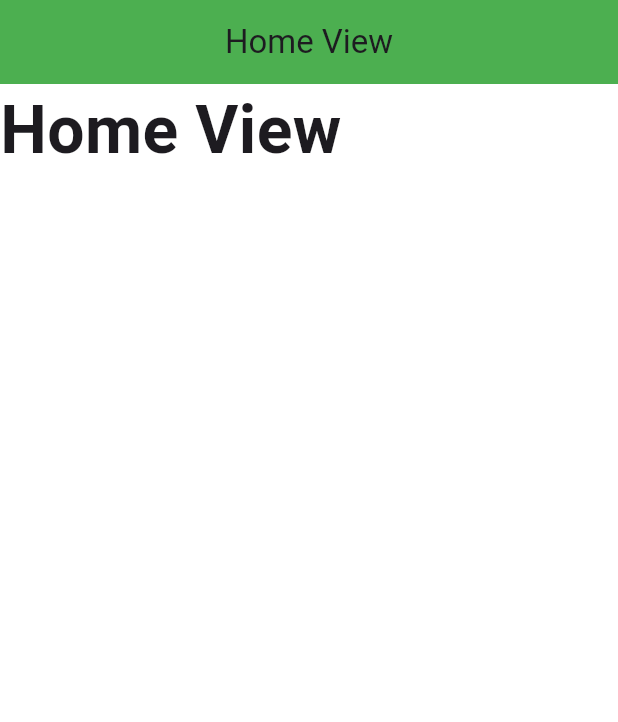
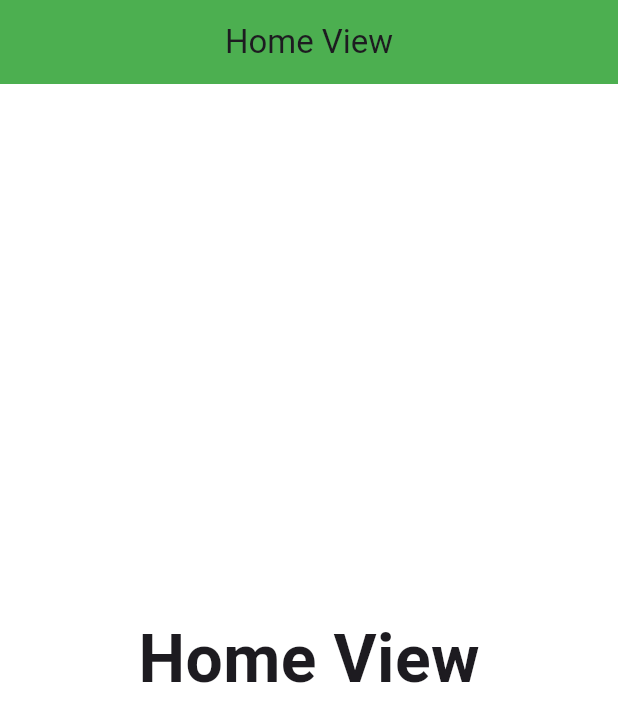
Before and after one commit to KhaledHAnter/z_sample, a Flutter app: the screen it shows after launch, on a phone screen of 412 x 824 dp. Shown: the top 722 px of the screen. Run offline on Flutter 3.47's test engine with Material 3 defaults, Android fonts, the phone set to English and light mode, and no system bars; our stand-ins replace firebase_core; accounts and stored records are empty.

```diff
--- a/lib/home_view.dart
+++ b/lib/home_view.dart
@@ -11,11 +11,13 @@ class HomeView extends StatelessWidget {
         title: const Text("Home View"),
         centerTitle: true,
       ),
-      body: const Text(
-        "Home View",
-        style: TextStyle(
-          fontSize: 44,
-          fontWeight: FontWeight.bold,
+      body: const Center(
+        child: Text(
+          "Home View",
+          style: TextStyle(
+            fontSize: 44,
+            fontWeight: FontWeight.bold,
+          ),
         ),
       ),
     );
```
Also changed, not shown: pubspec.yaml (+5 -13 lines), firebase.json (added), lib/firebase_options.dart (added), pubspec.lock, 12 other files.
